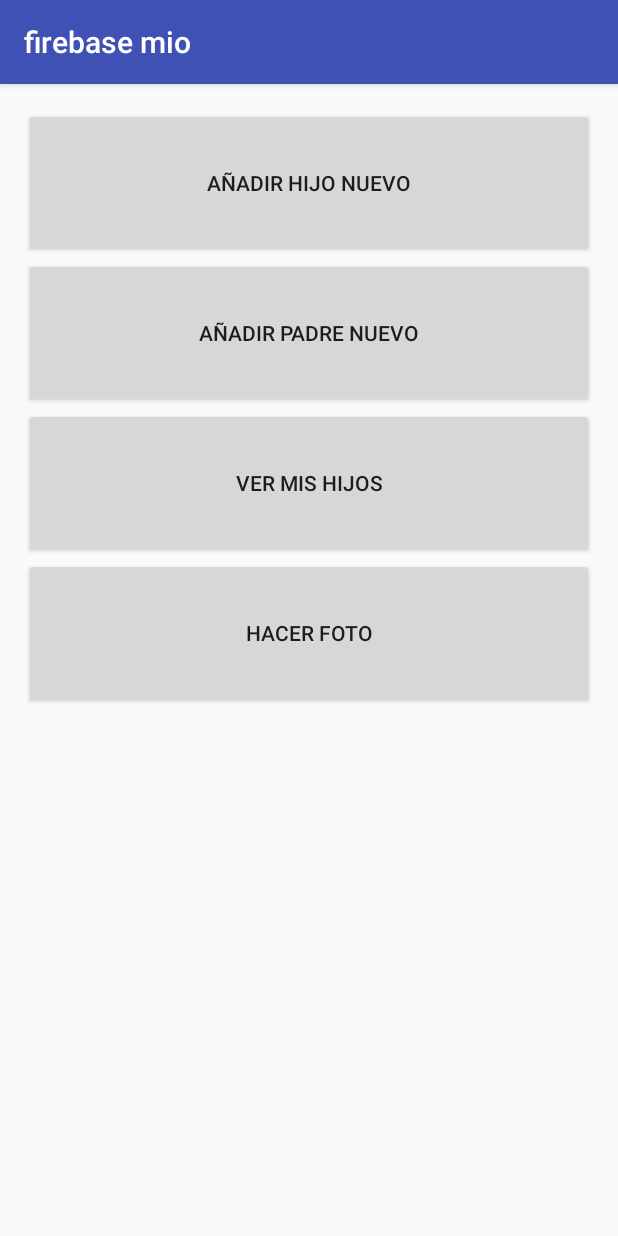
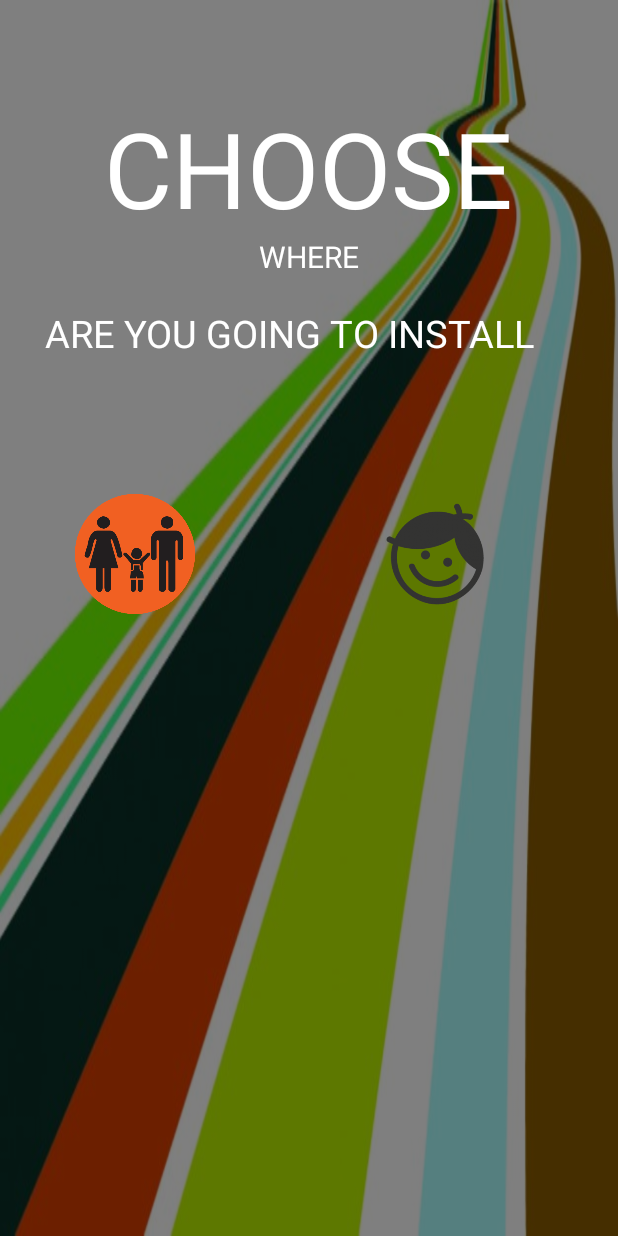
Before and after one commit to interamaster/firebasemio, an Android app: the screen it shows after launch (MainActivity before the commit, SettingsActivity after it), on a phone screen of 412 x 824 dp. Run offline under Robolectric (Android 15) with nearby library versions, the phone set to English and light mode, and no system bars; our stand-ins replace Firebase (no records; nobody signed in at launch, a user with empty details on screens opened directly); libraries missing offline, so code that uses them is left out: top.wefor.circularanim; 8 statements that could not run were skipped.

Commit message:
v03 añadido Settings activity inicla para legir padre/hijo LoadingActivity que no es mas que una animacion...no se si quitar

```diff
--- a/app/build.gradle
+++ b/app/build.gradle
@@ -30,6 +30,11 @@ dependencies {
     compile 'com.google.firebase:firebase-auth:9.6.1'
     compile 'com.google.firebase:firebase-database:9.6.1'
 
+    // replace {x.y.z} with the latest version.//para la animacion
+
+
+    compile 'com.github.XunMengWinter:CircularAnim:0.3.4'
+    compile 'com.crystal:crystalpreloaders:1.0.0'
 }
 
 // Add to the bottom of the file for firebase
--- a/app/src/main/java/com/mio/jrdv/firebasemio/MainActivity.java
+++ b/app/src/main/java/com/mio/jrdv/firebasemio/MainActivity.java
@@ -125,11 +125,22 @@ public class MainActivity extends AppCompatActivity {
             //TODO new activity para elegir
 
             //de moento sera padre y relleno a mano los datos
+            crearPAdreFicticio();
 
-            crearPAdreFicticio();
+            //TODO de moemnto a Settings
+            // Intent intent = new Intent(LoadinActivity.this, DashboardActivity.class);
+            Intent intent = new Intent(MainActivity.this, SettingsActivity.class);
+
+            startActivity(intent);
+
+
+
 
 
         }
+
+
+
 
 
 
@@ -271,6 +282,13 @@ public class MainActivity extends AppCompatActivity {
 
 
             }
+
+
+
+
+
+
+
 
     }
 
--- /dev/null
+++ b/app/src/main/java/com/mio/jrdv/firebasemio/SettingsActivity.java
@@ -0,0 +1,53 @@
+package com.mio.jrdv.firebasemio;
+
+import android.app.ActivityOptions;
+import android.content.Intent;
+import android.support.v7.app.AppCompatActivity;
+import android.os.Bundle;
+import android.view.View;
+
+import top.wefor.circularanim.CircularAnim;
+
+public class SettingsActivity extends AppCompatActivity {
+
+    @Override
+    protected void onCreate(Bundle savedInstanceState) {
+        super.onCreate(savedInstanceState);
+        setContentView(R.layout.activity_settings);
+
+        getSupportActionBar().hide();
+
+
+    }
+
+    public void eligiopadrebutton(View view) {
+
+        //si elegiio padre
+
+
+
+        CircularAnim.fullActivity(SettingsActivity.this, view)
+                .colorOrImageRes(R.color.colorPrimary)
+                .go(new CircularAnim.OnAnimationEndListener() {
+                    @Override
+                    public void onAnimationEnd() {
+                        Bundle bundle = ActivityOptions.makeSceneTransitionAnimation(SettingsActivity.this)
+                                .toBundle();
+
+                        Intent intent = new Intent(SettingsActivity.this, LoadinActivity.class);
+                        startActivity(intent);
+
+                        //acabamos para que vuelva a MainActivity
+                        finish();
+                    }
+                });
+
+
+    }
+
+
+    public void eligiohijobutton(View view) {
+
+
+    }
+}
--- /dev/null
+++ b/app/src/main/res/layout/activity_settings.xml
@@ -0,0 +1,81 @@
+<?xml version="1.0" encoding="utf-8"?>
+<RelativeLayout xmlns:android="http://schemas.android.com/apk/res/android"
+
+    xmlns:tools="http://schemas.android.com/tools" android:layout_width="match_parent"
+    android:layout_height="match_parent"
+    tools:context=".SettingsActivity"
+    android:background="@drawable/fondo1">
+
+    <View
+        android:id="@+id/title"
+        android:layout_width="match_parent"
+        android:layout_height="wrap_content"
+        android:background="#000000"
+        android:alpha="0.5"
+        android:layout_alignParentTop="true" />
+
+
+    <TextView
+        android:layout_width="wrap_content"
+        android:layout_height="wrap_content"
+        android:textAppearance="?android:attr/textAppearanceMedium"
+        android:text="CHOOSE"
+        android:textSize="70sp"
+        android:id="@+id/textView"
+        android:textColor="#FFFFFF"
+        android:layout_marginTop="65dp"
+        android:layout_alignParentTop="true"
+        android:layout_centerHorizontal="true" />
+
+    <TextView
+        android:layout_width="wrap_content"
+        android:layout_height="wrap_content"
+        android:textAppearance="?android:attr/textAppearanceMedium"
+        android:text="WHERE"
+        android:textColor="#FFFFFF"
+        android:textSize="20sp"
+        android:id="@+id/textView2"
+        android:layout_marginTop="92dp"
+        android:layout_alignTop="@+id/textView"
+        android:layout_centerHorizontal="true" />
+
+    <TextView
+        android:layout_width="match_parent"
+        android:layout_height="wrap_content"
+        android:textAppearance="?android:attr/textAppearanceMedium"
+        android:text="     ARE YOU GOING TO INSTALL"
+        android:textColor="#FFFFFF"
+        android:textSize="25sp"
+        android:id="@+id/textView3"
+        android:layout_below="@+id/textView2"
+        android:layout_marginTop="20dp"
+        android:layout_centerHorizontal="true" />
+
+    <Button
+    android:layout_width="80dp"
+    android:layout_height="80dp"
+    android:background="@drawable/kids_icon"
+    android:onClick="eligiohijobutton"
+
+    android:id="@+id/kidsbutton"
+    android:layout_below="@+id/textView3"
+    android:layout_marginTop="90dp"
+    android:layout_marginLeft="250dp"
+
+    />
+
+    <Button
+        android:layout_width="80dp"
+        android:layout_height="80dp"
+        android:background="@drawable/parents_ico"
+        android:onClick="eligiopadrebutton"
+
+        android:id="@+id/parentbutton"
+        android:layout_below="@+id/textView3"
+        android:layout_marginTop="90dp"
+        android:layout_marginLeft="50dp"
+
+        />
+
+
+</RelativeLayout>
--- a/build.gradle
+++ b/build.gradle
@@ -17,6 +17,8 @@ buildscript {
 allprojects {
     repositories {
         jcenter()
+
+        maven { url "https://jitpack.io" }
     }
 }
 
```
Also changed, not shown: app/src/main/AndroidManifest.xml (+16 -12 lines), app/src/main/java/com/mio/jrdv/firebasemio/LoadinActivity.java (added, +141 -0 lines), app/src/main/java/com/mio/jrdv/firebasemio/NewPadreActivity.java (added, +13 -0 lines), app/src/main/res/layout/activity_loadin.xml (added, +50 -0 lines), app/src/main/res/layout/activity_new_padre.xml (added, +13 -0 lines), app/src/main/res/transition/enter_transition.xml (added, +8 -0 lines), app/src/main/res/drawable/fondo1.jpg (added), app/src/main/res/drawable/kids_icon.png (added), app/src/main/res/drawable/parents_ico.png (added).
